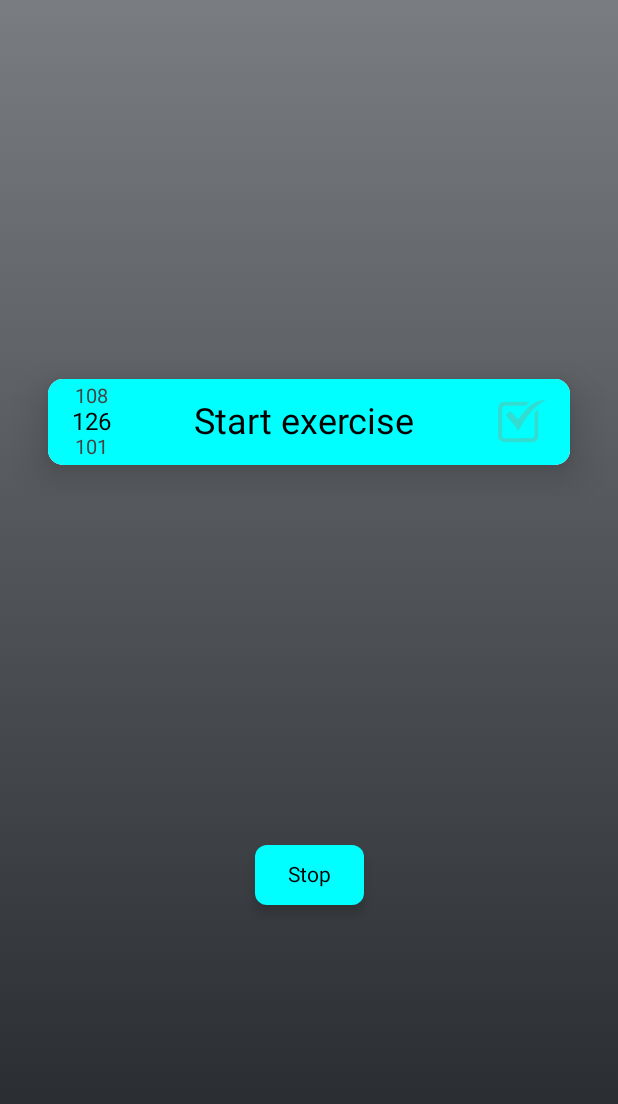
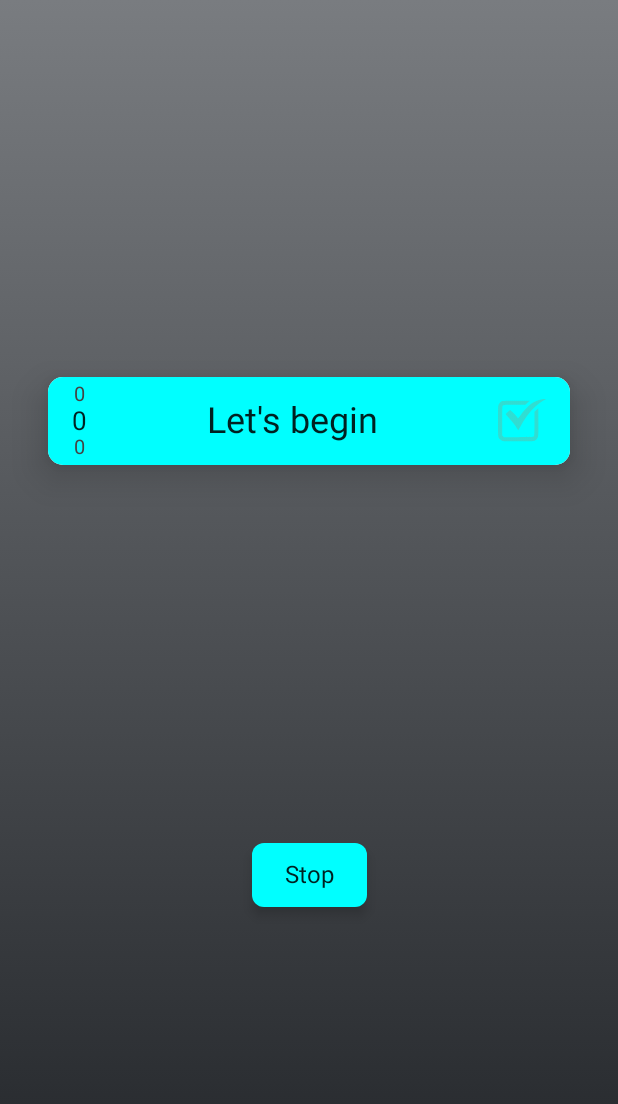
Before and after one commit to MargaritaBespalova/Shorts, an Android app built with Jetpack Compose: the screen it shows after launch (MainActivity), on a phone screen of 412 x 824 dp. Shown: the top 1104 px of the screen. Run offline under Robolectric (Android 15) with nearby library versions, the phone set to English and light mode, and no system bars.

Commit message:
creating update increment text

```diff
--- a/app/src/main/AndroidManifest.xml
+++ b/app/src/main/AndroidManifest.xml
@@ -3,6 +3,7 @@
     xmlns:tools="http://schemas.android.com/tools">
 
     <application
+        android:name=".App"
         android:allowBackup="true"
         android:dataExtractionRules="@xml/data_extraction_rules"
         android:fullBackupContent="@xml/backup_rules"
--- /dev/null
+++ b/app/src/main/java/com/example/shorts/App.kt
@@ -0,0 +1,26 @@
+package com.example.shorts
+
+import android.app.Application
+import com.example.shorts.domain.model.Timestamps
+import com.example.shorts.repository.TimestampsRepositoryImpl
+import com.example.shorts.repository.model.TimestampsDto
+import com.google.gson.Gson
+
+class App: Application() {
+    companion object{
+        lateinit var instance: App
+        private set
+        const val TIMESTAMPS_PREF = "timestamps_preferences"
+    }
+    private val gson = Gson()
+    internal lateinit var timestamps: TimestampsRepositoryImpl
+
+    override fun onCreate() {
+        super.onCreate()
+        instance = this
+        timestamps = TimestampsRepositoryImpl(
+            gson = Gson(),
+            getSharedPreferences(TIMESTAMPS_PREF, MODE_PRIVATE)
+        )
+    }
+}
--- a/app/src/main/java/com/example/shorts/MainActivity.kt
+++ b/app/src/main/java/com/example/shorts/MainActivity.kt
@@ -21,64 +21,89 @@ import androidx.compose.foundation.shape.RoundedCornerShape
 import androidx.compose.material.Card
 import androidx.compose.material.Text
 import androidx.compose.runtime.Composable
-import androidx.compose.runtime.LaunchedEffect
 import androidx.compose.runtime.MutableState
 import androidx.compose.runtime.mutableStateOf
 import androidx.compose.runtime.remember
 import androidx.compose.ui.Alignment
 import androidx.compose.ui.Modifier
-import androidx.compose.ui.draw.paint
 import androidx.compose.ui.graphics.Color
-import androidx.compose.ui.layout.ContentScale
 import androidx.compose.ui.res.painterResource
 import androidx.compose.ui.unit.dp
 import androidx.compose.ui.unit.sp
-import kotlinx.coroutines.delay
+import com.example.shorts.domain.model.FirstRunStateModel
+import com.example.shorts.domain.model.Timestamps
+import com.example.shorts.presentation.Background
+import com.example.shorts.tools.DELAY_1000
+import com.example.shorts.ui.theme.ShortsTheme
 
 class MainActivity : ComponentActivity() {
-
     private val handler = Handler(Looper.getMainLooper())
     override fun onCreate(savedInstanceState: Bundle?) {
         super.onCreate(savedInstanceState)
         setContent {
-            Column(
-                modifier = Modifier
-                    .fillMaxSize()
-                    .paint(
-                        painter = painterResource(id = R.drawable.background),
-                        contentScale = ContentScale.FillBounds
-                    ),
-                verticalArrangement = Arrangement.SpaceEvenly,
-                horizontalAlignment = Alignment.CenterHorizontally
-            ) {
-                StartItem(handler)
-                StopItem()
+            ShortsTheme {
+                val data = App.instance.timestamps.getTimestamps().copy()
+                val timestamps = remember { mutableStateOf(data) }
+                val firstRunStateModel = remember { mutableStateOf(FirstRunStateModel()) }
+                val clickEnable = remember { mutableStateOf(true) }
+
+                Background()
+                Column(
+                    modifier = Modifier.fillMaxSize(),
+                    verticalArrangement = Arrangement.SpaceEvenly,
+                    horizontalAlignment = Alignment.CenterHorizontally,
+                ) {
+                    StartButton(handler,clickEnable,timestamps,firstRunStateModel)
+                    StopItem(clickEnable)
+                }
             }
+
+
         }
 
     }
 }
 
-//@Preview(showBackground = true)
+
 @Composable
-private fun StartItem(handler: Handler) {
-    val current = remember { mutableStateOf(126) }
-    val previous = remember { mutableStateOf(108) }
-    val oldest = remember { mutableStateOf(101) }
-    val isFirstUpdate = remember { mutableStateOf(false) }
+private fun StopItem(clickEnable: MutableState<Boolean>) {
+    Card(
+        modifier = Modifier.clickable { onClickStop(clickEnable = clickEnable)},
+        shape = RoundedCornerShape(8.dp),
+        backgroundColor = Color.Cyan,
+        elevation = 5.dp,
+    ) {
+        Text(
+            text = "Stop",
+            modifier = Modifier.padding(start = 22.dp, top = 12.dp, end = 22.dp, bottom = 12.dp)
+        )
+    }
+}
 
 
 
+private fun onClickStop(clickEnable: MutableState<Boolean>) {
+    clickEnable.value = true
+}
 
+@Composable
+fun StartButton(
+    handler: Handler,
+    clickEnable: MutableState<Boolean>,
+    timestamps: MutableState<Timestamps>,
+    firstRun: MutableState<FirstRunStateModel>,
+) {
     Card(
-        modifier = Modifier
-            .padding(32.dp)
-            .clickable {
-                if (isFirstUpdate.value) {
-                    isFirstUpdate.value = false
-                    ++current.value
-                }
-            },
+        modifier = Modifier.padding(32.dp).clickable {
+            if (firstRun.value.isFirst) {
+                onClickStart(
+                    handler,
+                    clickEnable,
+                    timestamps,
+                )
+                Log.d("log", "++++firstRun++++")
+            } else Log.d("log", "++++Button is blocked++++")
+        },
         shape = RoundedCornerShape(10.dp),
         elevation = 15.dp,
     ) {
@@ -94,11 +119,11 @@ private fun StartItem(handler: Handler) {
                     verticalArrangement = Arrangement.SpaceBetween,
                     horizontalAlignment = Alignment.CenterHorizontally
                 ) {
-                    Text(text = "${previous.value}", color = Color.DarkGray, fontSize = 13.sp)
-                    Text(text = "${current.value}", fontSize = 16.sp)
-                    Text(text = "${oldest.value}", color = Color.DarkGray, fontSize = 13.sp)
+                    Text(text = "${timestamps.value.aboveTime}", color = Color.DarkGray, fontSize = 13.sp)
+                    Text(text = "${timestamps.value.currentTime}", fontSize = 17.sp)
+                    Text(text = "${timestamps.value.belowTime}", color = Color.DarkGray, fontSize = 13.sp)
                 }
-                Text(text = "Start exercise", fontSize = 24.sp)
+                Text(text = firstRun.value.text, fontSize = 24.sp)
                 Image(
                     painter = painterResource(id = R.drawable.checked),
                     contentDescription = "check",
@@ -111,17 +136,23 @@ private fun StartItem(handler: Handler) {
     }
 }
 
+private fun onClickStart(
+    handler: Handler,
+    clickEnable: MutableState<Boolean>,
+    timestamps: MutableState<Timestamps>,
+) {
+    clickEnable.value = false
+    handler.post(object : Runnable {
+        override fun run() {
+            if (!clickEnable.value) {
+                timestamps.value.currentTime++
+                Log.d("log", "++++${timestamps.value}++++")
+                handler.postDelayed(this, DELAY_1000)
+            }
+            else {
+                handler.removeCallbacksAndMessages(null)
+            }
+        }
+    })
 
-@Composable
-private fun StopItem() {
-    Card(
-        shape = RoundedCornerShape(8.dp),
-        backgroundColor = Color.Cyan,
-        elevation = 5.dp,
-    ) {
-        Text(
-            text = "Stop",
-            modifier = Modifier.padding(start = 22.dp, top = 12.dp, end = 22.dp, bottom = 12.dp)
-        )
-    }
 }
--- /dev/null
+++ b/app/src/main/java/com/example/shorts/domain/model/FirstRunStateModel.kt
@@ -0,0 +1,6 @@
+package com.example.shorts.domain.model
+
+data class FirstRunStateModel(
+    var text: String = "Let's begin",
+    var isFirst: Boolean = true,
+    )
--- /dev/null
+++ b/app/src/main/java/com/example/shorts/domain/model/Timestamps.kt
@@ -0,0 +1,7 @@
+package com.example.shorts.domain.model
+
+data class Timestamps(
+    var aboveTime: Int = 0,
+    var currentTime: Int = 0,
+    var belowTime: Int = 0,
+)
--- /dev/null
+++ b/app/src/main/java/com/example/shorts/presentation/BackgroundView.kt
@@ -0,0 +1,25 @@
+package com.example.shorts.presentation
+
+import androidx.compose.foundation.layout.Box
+import androidx.compose.foundation.layout.fillMaxSize
+import androidx.compose.runtime.Composable
+import androidx.compose.ui.Modifier
+import androidx.compose.ui.layout.ContentScale
+import androidx.compose.ui.res.painterResource
+import androidx.compose.foundation.Image
+import androidx.compose.ui.tooling.preview.Preview
+import com.example.shorts.R
+
+
+@Preview(showBackground = true)
+@Composable
+fun Background() {
+    Box(modifier = Modifier.fillMaxSize()) {
+        Image(
+            painter = painterResource(id = R.drawable.ic_background),
+            contentDescription = null,
+            contentScale = ContentScale.FillBounds,
+            modifier = Modifier.fillMaxSize()
+        )
+    }
+}
--- /dev/null
+++ b/app/src/main/java/com/example/shorts/repository/TimestampsRepository.kt
@@ -0,0 +1,9 @@
+package com.example.shorts.repository
+
+import com.example.shorts.domain.model.Timestamps
+
+interface TimestampsRepository {
+    fun addTimestamps(timestamps: Timestamps)
+    fun getTimestamps(): Timestamps
+    fun clearTimestamps()
+}
--- /dev/null
+++ b/app/src/main/java/com/example/shorts/repository/TimestampsRepositoryImpl.kt
@@ -0,0 +1,52 @@
+package com.example.shorts.repository
+
+import android.content.SharedPreferences
+import com.example.shorts.domain.model.Timestamps
+import com.example.shorts.repository.model.TimestampsDto
+import com.google.gson.Gson
+import com.google.gson.reflect.TypeToken
+
+class TimestampsRepositoryImpl(
+    private val gson: Gson,
+    private val sharedPreferences: SharedPreferences,
+): TimestampsRepository {
+
+    companion object { private const val TIMESTAMPS_KEY = "timestamps" }
+
+    override fun addTimestamps(timestamps: Timestamps) {
+        mapToTimestampsDto(timestamps)
+        sharedPreferences.edit().putString(TIMESTAMPS_KEY, gson.toJson(timestamps)).apply()
+    }
+
+    override fun getTimestamps(): Timestamps {
+        val modelDto = getJsonString()?.toTimestampsDto() ?: TimestampsDto()
+        return mapToTimestamps(modelDto)
+    }
+
+    override fun clearTimestamps() {
+        TODO("Not yet implemented")
+    }
+
+
+    private fun getJsonString(): String? =
+        sharedPreferences.getString(TIMESTAMPS_KEY, null)
+
+    private fun String.toTimestampsDto(): TimestampsDto =
+        gson.fromJson(this, object: TypeToken<TimestampsDto>() {}.type)
+
+    private fun mapToTimestamps(timestamps: TimestampsDto): Timestamps {
+        return Timestamps(
+            aboveTime = timestamps.lastTime,
+            currentTime = timestamps.currentTime,
+            belowTime = timestamps.oldestTime,
+        )
+    }
+
+    private fun mapToTimestampsDto(timestamps: Timestamps): TimestampsDto {
+        return TimestampsDto(
+            lastTime = timestamps.aboveTime,
+            currentTime = timestamps.currentTime,
+            oldestTime = timestamps.belowTime,
+        )
+    }
+}
--- /dev/null
+++ b/app/src/main/java/com/example/shorts/repository/model/TimestampsDto.kt
@@ -0,0 +1,8 @@
+package com.example.shorts.repository.model
+
+
+data class TimestampsDto(
+    internal var lastTime: Int = 0,
+    internal var currentTime: Int = 0,
+    internal var oldestTime: Int = 0,
+)
--- /dev/null
+++ b/app/src/main/java/com/example/shorts/tools/Contants.kt
@@ -0,0 +1,3 @@
+package com.example.shorts.tools
+
+const val DELAY_1000 = 1000L
--- /dev/null
+++ b/app/src/main/java/com/example/shorts/tools/ExtentionFunctions.kt
@@ -0,0 +1,3 @@
+package com.example.shorts.tools
+
+import com.google.gson.reflect.TypeToken
--- a/build.gradle
+++ b/build.gradle
@@ -1,10 +1,10 @@
 buildscript {
     ext {
-        compose_ui_version = '1.2.0'
+        compose_ui_version = '1.4.7'
     }
 }// Top-level build file where you can add configuration options common to all sub-projects/modules.
 plugins {
     id 'com.android.application' version '7.4.1' apply false
     id 'com.android.library' version '7.4.1' apply false
-    id 'org.jetbrains.kotlin.android' version '1.7.0' apply false
+    id 'org.jetbrains.kotlin.android' version '1.8.21' apply false
 }
```
Also changed, not shown: app/build.gradle (+15 -10 lines), app/src/main/java/com/example/shorts/presentation/NumbersView.kt (added, +25 -0 lines), app/src/main/java/com/example/shorts/presentation/StartButtonView.kt (added, +107 -0 lines), app/src/main/res/drawable/ic_background.xml (renamed from app/src/main/res/drawable/background.xml), gradle/wrapper/gradle-wrapper.properties.
